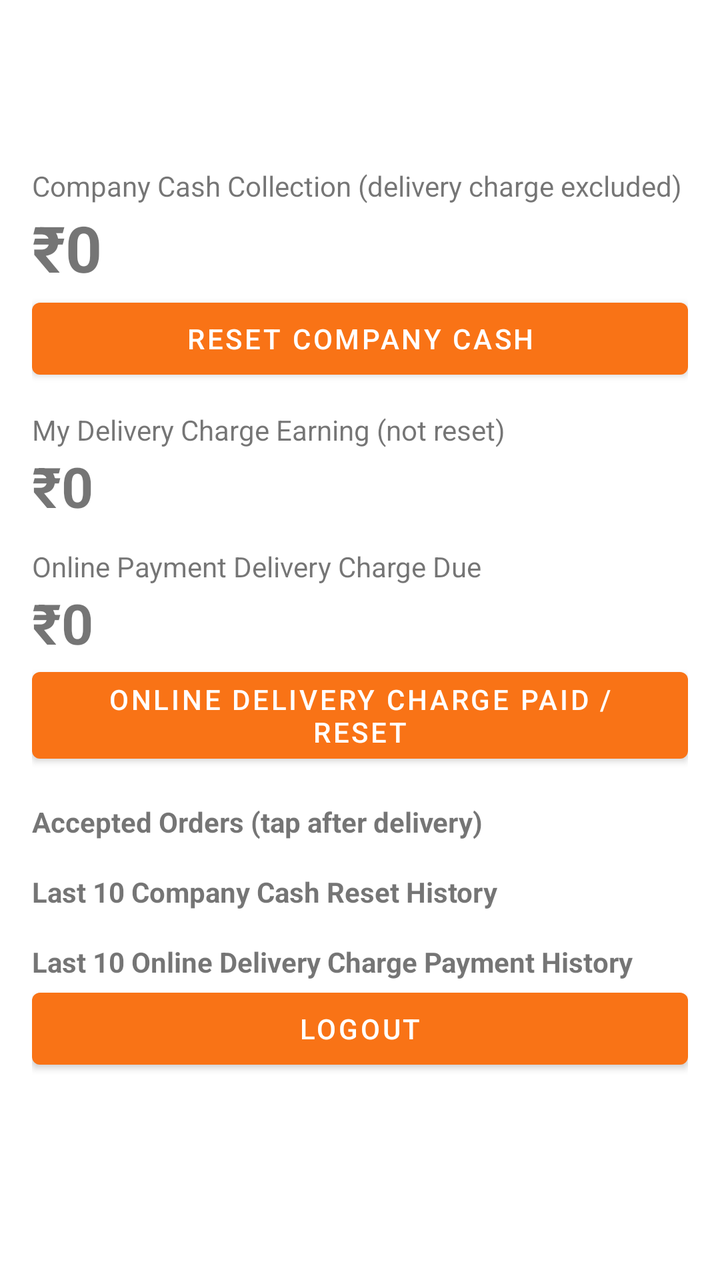
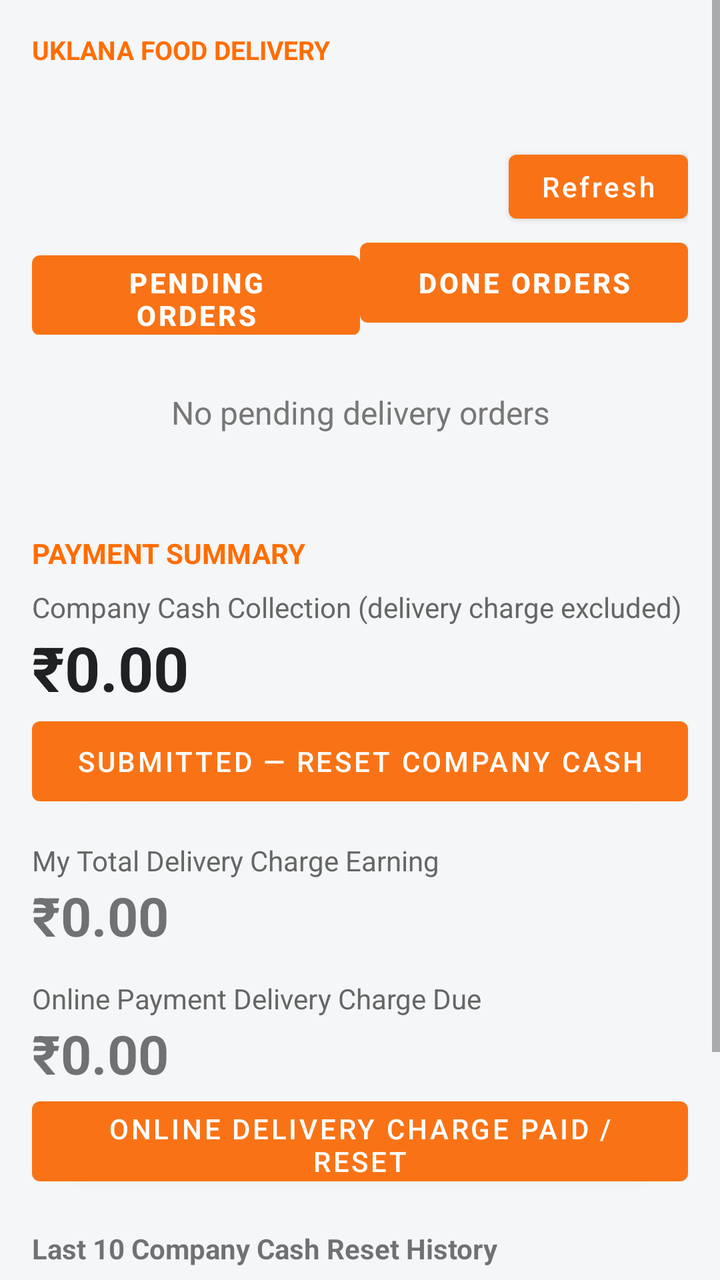

Two renders of the same Android screen: before a commit and after it. Below are the layout's source before the change and the commit's diff.
<!-- AndroidManifest.xml: application theme Theme.UklanaRestaurant -->
<!-- res/layout/activity_main.xml -->
<ScrollView xmlns:android="http://schemas.android.com/apk/res/android" android:layout_width="match_parent" android:layout_height="match_parent"><LinearLayout android:layout_width="match_parent" android:layout_height="wrap_content" android:orientation="vertical" android:padding="16dp"><TextView android:id="@+id/deliveryName" android:layout_width="match_parent" android:layout_height="wrap_content" android:textSize="24sp" android:textStyle="bold"/><TextView android:id="@+id/statusText" android:layout_width="match_parent" android:layout_height="wrap_content" android:padding="8dp"/><TextView android:layout_width="wrap_content" android:layout_height="wrap_content" android:text="Company Cash Collection (delivery charge excluded)"/><TextView android:id="@+id/runningTotal" android:layout_width="match_parent" android:layout_height="wrap_content" android:text="₹0" android:textSize="32sp" android:textStyle="bold"/><Button android:id="@+id/resetTotalButton" android:layout_width="match_parent" android:layout_height="wrap_content" android:text="RESET COMPANY CASH"/><TextView android:layout_width="wrap_content" android:layout_height="wrap_content" android:text="My Delivery Charge Earning (not reset)" android:paddingTop="12dp"/><TextView android:id="@+id/deliveryEarningTotal" android:layout_width="match_parent" android:layout_height="wrap_content" android:text="₹0" android:textSize="28sp" android:textStyle="bold"/><TextView android:layout_width="wrap_content" android:layout_height="wrap_content" android:text="Online Payment Delivery Charge Due" android:paddingTop="12dp"/><TextView android:id="@+id/onlineDeliveryDue" android:layout_width="match_parent" android:layout_height="wrap_content" android:text="₹0" android:textSize="28sp" android:textStyle="bold"/><Button android:id="@+id/resetOnlineDeliveryButton" android:layout_width="match_parent" android:layout_height="wrap_content" android:text="ONLINE DELIVERY CHARGE PAID / RESET"/><TextView android:layout_width="wrap_content" android:layout_height="wrap_content" android:text="Accepted Orders (tap after delivery)" android:textStyle="bold" android:paddingTop="16dp"/><LinearLayout android:id="@+id/ordersContainer" android:layout_width="match_parent" android:layout_height="wrap_content" android:orientation="vertical"/><TextView android:layout_width="wrap_content" android:layout_height="wrap_content" android:text="Last 10 Company Cash Reset History" android:textStyle="bold" android:paddingTop="16dp"/><LinearLayout android:id="@+id/receivedHistoryContainer" android:layout_width="match_parent" android:layout_height="wrap_content" android:orientation="vertical"/><TextView android:layout_width="wrap_content" android:layout_height="wrap_content" android:text="Last 10 Online Delivery Charge Payment History" android:textStyle="bold" android:paddingTop="16dp"/><LinearLayout android:id="@+id/onlineDeliveryHistoryContainer" android:layout_width="match_parent" android:layout_height="wrap_content" android:orientation="vertical"/><Button android:id="@+id/logoutButton" android:layout_width="match_parent" android:layout_height="wrap_content" android:text="LOGOUT"/></LinearLayout></ScrollView>
<!-- resources referenced by this layout -->
<resources>
  <style name="Theme.UklanaRestaurant" parent="Theme.MaterialComponents.DayNight.NoActionBar">
          <item name="colorPrimary">@color/orange</item>
          <item name="colorPrimaryVariant">@color/orange</item>
          <item name="colorOnPrimary">@color/white</item>
          <item name="android:statusBarColor">@color/dark</item>
          <item name="android:navigationBarColor">@color/dark</item>
          <item name="android:windowLightStatusBar">false</item>
      </style>
  <color name="orange">#F97316</color>
  <color name="white">#FFFFFF</color>
  <color name="dark">#1F2937</color>
</resources>

<!-- the commit's change to res/layout/activity_main.xml (unified diff, before → after) -->
@@ -1 +1,31 @@
-<ScrollView xmlns:android="http://schemas.android.com/apk/res/android" android:layout_width="match_parent" android:layout_height="match_parent"><LinearLayout android:layout_width="match_parent" android:layout_height="wrap_content" android:orientation="vertical" android:padding="16dp"><TextView android:id="@+id/deliveryName" android:layout_width="match_parent" android:layout_height="wrap_content" android:textSize="24sp" android:textStyle="bold"/><TextView android:id="@+id/statusText" android:layout_width="match_parent" android:layout_height="wrap_content" android:padding="8dp"/><TextView android:layout_width="wrap_content" android:layout_height="wrap_content" android:text="Company Cash Collection (delivery charge excluded)"/><TextView android:id="@+id/runningTotal" android:layout_width="match_parent" android:layout_height="wrap_content" android:text="₹0" android:textSize="32sp" android:textStyle="bold"/><Button android:id="@+id/resetTotalButton" android:layout_width="match_parent" android:layout_height="wrap_content" android:text="RESET COMPANY CASH"/><TextView android:layout_width="wrap_content" android:layout_height="wrap_content" android:text="My Delivery Charge Earning (not reset)" android:paddingTop="12dp"/><TextView android:id="@+id/deliveryEarningTotal" android:layout_width="match_parent" android:layout_height="wrap_content" android:text="₹0" android:textSize="28sp" android:textStyle="bold"/><TextView android:layout_width="wrap_content" android:layout_height="wrap_content" android:text="Online Payment Delivery Charge Due" android:paddingTop="12dp"/><TextView android:id="@+id/onlineDeliveryDue" android:layout_width="match_parent" android:layout_height="wrap_content" android:text="₹0" android:textSize="28sp" android:textStyle="bold"/><Button android:id="@+id/resetOnlineDeliveryButton" android:layout_width="match_parent" android:layout_height="wrap_content" android:text="ONLINE DELIVERY CHARGE PAID / RESET"/><TextView android:layout_width="wrap_content" android:layout_height="wrap_content" android:text="Accepted Orders (tap after delivery)" android:textStyle="bold" android:paddingTop="16dp"/><LinearLayout android:id="@+id/ordersContainer" android:layout_width="match_parent" android:layout_height="wrap_content" android:orientation="vertical"/><TextView android:layout_width="wrap_content" android:layout_height="wrap_content" android:text="Last 10 Company Cash Reset History" android:textStyle="bold" android:paddingTop="16dp"/><LinearLayout android:id="@+id/receivedHistoryContainer" android:layout_width="match_parent" android:layout_height="wrap_content" android:orientation="vertical"/><TextView android:layout_width="wrap_content" android:layout_height="wrap_content" android:text="Last 10 Online Delivery Charge Payment History" android:textStyle="bold" android:paddingTop="16dp"/><LinearLayout android:id="@+id/onlineDeliveryHistoryContainer" android:layout_width="match_parent" android:layout_height="wrap_content" android:orientation="vertical"/><Button android:id="@+id/logoutButton" android:layout_width="match_parent" android:layout_height="wrap_content" android:text="LOGOUT"/></LinearLayout></ScrollView>
+<ScrollView xmlns:android="http://schemas.android.com/apk/res/android" android:layout_width="match_parent" android:layout_height="match_parent" android:background="#F4F6F8">
+ <LinearLayout android:layout_width="match_parent" android:layout_height="wrap_content" android:orientation="vertical" android:padding="16dp">
+  <TextView android:layout_width="wrap_content" android:layout_height="wrap_content" android:text="UKLANA FOOD DELIVERY" android:textColor="#FF6D00" android:textStyle="bold" android:textSize="13sp"/>
+  <TextView android:id="@+id/deliveryName" android:layout_width="match_parent" android:layout_height="wrap_content" android:textSize="25sp" android:textColor="#202124" android:textStyle="bold" android:paddingTop="4dp"/>
+  <LinearLayout android:layout_width="match_parent" android:layout_height="wrap_content" android:orientation="horizontal" android:gravity="center_vertical">
+   <TextView android:id="@+id/statusText" android:layout_width="0dp" android:layout_height="wrap_content" android:layout_weight="1" android:textColor="#666666" android:paddingTop="5dp" android:paddingBottom="8dp"/>
+   <Button android:id="@+id/refreshButton" android:layout_width="wrap_content" android:layout_height="44dp" android:text="Refresh" android:textAllCaps="false"/>
+  </LinearLayout>
+  <LinearLayout android:layout_width="match_parent" android:layout_height="wrap_content" android:orientation="horizontal">
+   <Button android:id="@+id/pendingTab" android:layout_width="0dp" android:layout_height="52dp" android:layout_weight="1" android:text="PENDING ORDERS" android:textStyle="bold"/>
+   <Button android:id="@+id/doneTab" android:layout_width="0dp" android:layout_height="52dp" android:layout_weight="1" android:text="DONE ORDERS" android:textStyle="bold"/>
+  </LinearLayout>
+  <TextView android:id="@+id/emptyText" android:layout_width="match_parent" android:layout_height="wrap_content" android:gravity="center" android:text="No pending delivery orders" android:textColor="#777777" android:textSize="16sp" android:padding="28dp"/>
+  <LinearLayout android:id="@+id/ordersContainer" android:layout_width="match_parent" android:layout_height="wrap_content" android:orientation="vertical" android:paddingTop="10dp"/>
+
+  <TextView android:layout_width="wrap_content" android:layout_height="wrap_content" android:text="PAYMENT SUMMARY" android:textColor="#FF6D00" android:textStyle="bold" android:paddingTop="12dp"/>
+  <TextView android:layout_width="wrap_content" android:layout_height="wrap_content" android:text="Company Cash Collection (delivery charge excluded)" android:textColor="#666666" android:paddingTop="8dp"/>
+  <TextView android:id="@+id/runningTotal" android:layout_width="match_parent" android:layout_height="wrap_content" android:text="₹0.00" android:textSize="31sp" android:textColor="#202124" android:textStyle="bold"/>
+  <Button android:id="@+id/resetTotalButton" android:layout_width="match_parent" android:layout_height="52dp" android:text="SUBMITTED — RESET COMPANY CASH"/>
+  <TextView android:layout_width="wrap_content" android:layout_height="wrap_content" android:text="My Total Delivery Charge Earning" android:textColor="#666666" android:paddingTop="14dp"/>
+  <TextView android:id="@+id/deliveryEarningTotal" android:layout_width="match_parent" android:layout_height="wrap_content" android:text="₹0.00" android:textSize="27sp" android:textStyle="bold"/>
+  <TextView android:layout_width="wrap_content" android:layout_height="wrap_content" android:text="Online Payment Delivery Charge Due" android:textColor="#666666" android:paddingTop="14dp"/>
+  <TextView android:id="@+id/onlineDeliveryDue" android:layout_width="match_parent" android:layout_height="wrap_content" android:text="₹0.00" android:textSize="27sp" android:textStyle="bold"/>
+  <Button android:id="@+id/resetOnlineDeliveryButton" android:layout_width="match_parent" android:layout_height="52dp" android:text="ONLINE DELIVERY CHARGE PAID / RESET"/>
+  <TextView android:layout_width="wrap_content" android:layout_height="wrap_content" android:text="Last 10 Company Cash Reset History" android:textStyle="bold" android:paddingTop="18dp"/>
+  <LinearLayout android:id="@+id/receivedHistoryContainer" android:layout_width="match_parent" android:layout_height="wrap_content" android:orientation="vertical"/>
+  <TextView android:layout_width="wrap_content" android:layout_height="wrap_content" android:text="Last 10 Online Delivery Charge Payment History" android:textStyle="bold" android:paddingTop="18dp"/>
+  <LinearLayout android:id="@+id/onlineDeliveryHistoryContainer" android:layout_width="match_parent" android:layout_height="wrap_content" android:orientation="vertical"/>
+  <Button android:id="@+id/logoutButton" android:layout_width="match_parent" android:layout_height="52dp" android:text="LOGOUT" android:layout_marginTop="16dp" android:layout_marginBottom="24dp"/>
+ </LinearLayout>
+</ScrollView>
